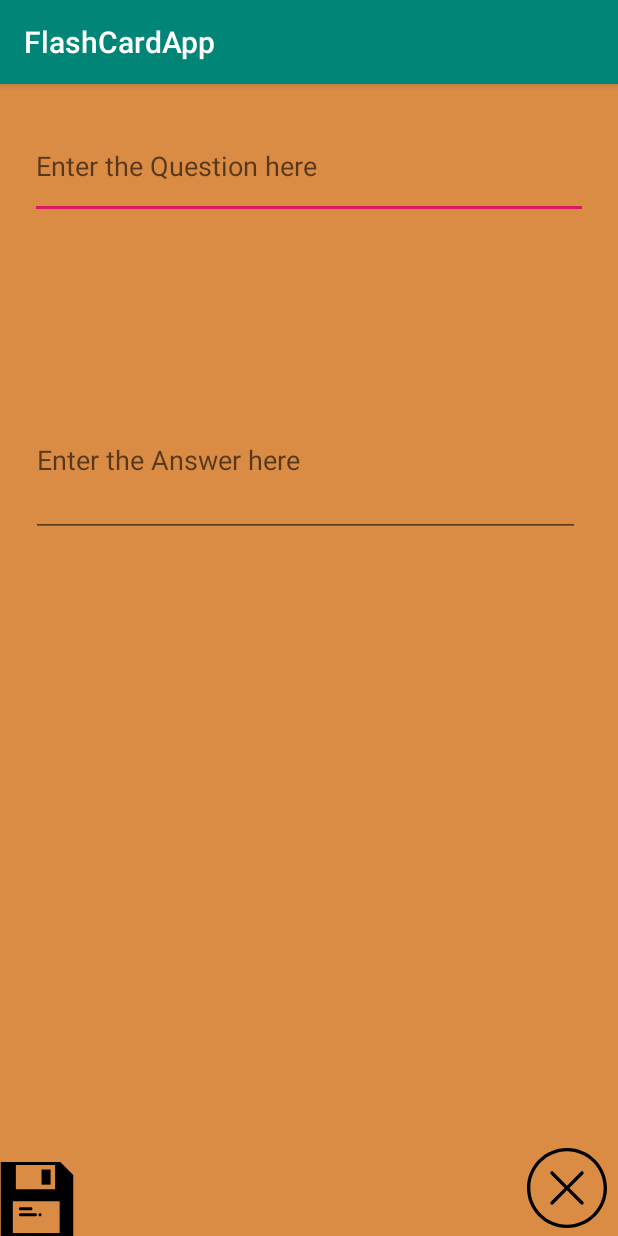
After one commit to AlynMing/FlashCardApp-2, an Android app: the AddCardActivity screen opened directly, with no data from a screen before it, on a phone screen of 412 x 824 dp. The commit adds this screen. Run offline under Robolectric (Android 15) with nearby library versions, the phone set to English and light mode, and no system bars.

Commit message:
added AddCardActivity and related files

```diff
--- a/app/src/main/AndroidManifest.xml
+++ b/app/src/main/AndroidManifest.xml
@@ -9,6 +9,7 @@
         android:roundIcon="@mipmap/ic_launcher_round"
         android:supportsRtl="true"
         android:theme="@style/AppTheme">
+        <activity android:name=".AddCardActivity"></activity>
         <activity android:name=".MainActivity">
             <intent-filter>
                 <action android:name="android.intent.action.MAIN" />
--- /dev/null
+++ b/app/src/main/java/com/example/flashcardapp/AddCardActivity.java
@@ -0,0 +1,38 @@
+package com.example.flashcardapp;
+
+import androidx.appcompat.app.AppCompatActivity;
+
+import android.content.Intent;
+import android.os.Bundle;
+import android.view.View;
+import android.widget.EditText;
+
+public class AddCardActivity extends AppCompatActivity {
+
+    @Override
+    protected void onCreate(Bundle savedInstanceState) {
+        super.onCreate(savedInstanceState);
+        setContentView(R.layout.activity_add_card);
+
+        findViewById(R.id.cancel_activity).setOnClickListener(new View.OnClickListener() {
+            @Override
+            public void onClick(View v) {
+                finish();
+            }
+        });
+
+        findViewById(R.id.save_new_card).setOnClickListener(new View.OnClickListener() {
+            @Override
+            public void onClick(View v) {
+                String question = ((EditText) findViewById(R.id.question)).getText().toString();
+                String answer = ((EditText) findViewById(R.id.answer)).getText().toString();
+
+                Intent getNew = new Intent();
+                getNew.putExtra("question", question);
+                getNew.putExtra("answer", answer);
+                setResult(RESULT_OK, getNew);
+                finish();
+            }
+        });
+    }
+}
--- /dev/null
+++ b/app/src/main/res/drawable/ic_cancel_icon.xml
@@ -0,0 +1,12 @@
+<vector xmlns:android="http://schemas.android.com/apk/res/android"
+    android:width="512dp"
+    android:height="512dp"
+    android:viewportWidth="512"
+    android:viewportHeight="512">
+  <path
+      android:fillColor="#FF000000"
+      android:pathData="M256,0C114.844,0 0,114.844 0,256s114.844,256 256,256s256,-114.844 256,-256S397.156,0 256,0zM256,490.667C126.604,490.667 21.333,385.396 21.333,256S126.604,21.333 256,21.333S490.667,126.604 490.667,256S385.396,490.667 256,490.667z"/>
+  <path
+      android:fillColor="#FF000000"
+      android:pathData="M359.542,152.458c-4.167,-4.167 -10.917,-4.167 -15.083,0L256,240.917l-88.458,-88.458c-4.167,-4.167 -10.917,-4.167 -15.083,0c-4.167,4.167 -4.167,10.917 0,15.083L240.917,256l-88.458,88.458c-4.167,4.167 -4.167,10.917 0,15.083c2.083,2.083 4.813,3.125 7.542,3.125s5.458,-1.042 7.542,-3.125L256,271.083l88.458,88.458c2.083,2.083 4.813,3.125 7.542,3.125c2.729,0 5.458,-1.042 7.542,-3.125c4.167,-4.167 4.167,-10.917 0,-15.083L271.083,256l88.458,-88.458C363.708,163.375 363.708,156.625 359.542,152.458z"/>
+</vector>
--- /dev/null
+++ b/app/src/main/res/drawable/ic_save_icon.xml
@@ -0,0 +1,21 @@
+<vector xmlns:android="http://schemas.android.com/apk/res/android"
+    android:width="49dp"
+    android:height="49dp"
+    android:viewportWidth="49"
+    android:viewportHeight="49">
+  <path
+      android:fillColor="#FF000000"
+      android:pathData="M27.5,5h6v10h-6z"/>
+  <path
+      android:fillColor="#FF000000"
+      android:pathData="M39.914,0H0.5v49h48V8.586L39.914,0zM10.5,2h26v16h-26V2zM39.5,47h-31V26h31V47z"/>
+  <path
+      android:fillColor="#FF000000"
+      android:pathData="M13.5,32h7c0.553,0 1,-0.447 1,-1s-0.447,-1 -1,-1h-7c-0.553,0 -1,0.447 -1,1S12.947,32 13.5,32z"/>
+  <path
+      android:fillColor="#FF000000"
+      android:pathData="M13.5,36h10c0.553,0 1,-0.447 1,-1s-0.447,-1 -1,-1h-10c-0.553,0 -1,0.447 -1,1S12.947,36 13.5,36z"/>
+  <path
+      android:fillColor="#FF000000"
+      android:pathData="M26.5,36c0.27,0 0.52,-0.11 0.71,-0.29c0.18,-0.19 0.29,-0.45 0.29,-0.71s-0.11,-0.521 -0.29,-0.71c-0.37,-0.37 -1.04,-0.37 -1.41,0c-0.19,0.189 -0.3,0.439 -0.3,0.71c0,0.27 0.109,0.52 0.29,0.71C25.979,35.89 26.229,36 26.5,36z"/>
+</vector>
--- /dev/null
+++ b/app/src/main/res/layout/activity_add_card.xml
@@ -0,0 +1,50 @@
+<?xml version="1.0" encoding="utf-8"?>
+<RelativeLayout xmlns:android="http://schemas.android.com/apk/res/android"
+    xmlns:app="http://schemas.android.com/apk/res-auto"
+    xmlns:tools="http://schemas.android.com/tools"
+    android:layout_width="match_parent"
+    android:layout_height="match_parent"
+    android:background="@color/mybrown"
+    tools:context=".AddCardActivity">
+
+    <ImageView
+        android:id="@+id/cancel_activity"
+        android:layout_width="53dp"
+        android:layout_height="60dp"
+        android:layout_alignParentEnd="true"
+        android:layout_alignParentBottom="true"
+        android:layout_marginEnd="7dp"
+        android:layout_marginBottom="2dp"
+        android:src="@drawable/ic_cancel_icon" />
+
+    <EditText
+        android:id="@+id/question"
+        android:inputType="text"
+        android:layout_width="match_parent"
+        android:layout_height="70dp"
+        android:layout_margin="20dp"
+        android:hint="Enter the Question here"/>
+
+    <EditText
+        android:id="@+id/answer"
+        android:layout_width="366dp"
+        android:layout_height="86dp"
+        android:layout_below="@+id/question"
+        android:layout_alignParentEnd="true"
+        android:layout_alignParentBottom="true"
+        android:inputType="text"
+        android:layout_centerHorizontal="true"
+        android:layout_marginStart="20dp"
+        android:layout_marginTop="90dp"
+        android:layout_marginEnd="25dp"
+        android:layout_marginBottom="466dp"
+        android:hint="Enter the Answer here" />
+
+    <ImageView
+        android:id="@+id/save_new_card"
+        android:layout_width="wrap_content"
+        android:layout_height="wrap_content"
+        android:layout_alignParentStart="true"
+        android:layout_alignParentBottom="true"
+        android:src="@drawable/ic_save_icon" />
+</RelativeLayout>
```
Also changed, not shown: app/src/main/java/com/example/flashcardapp/MainActivity.java (+22 -0 lines), app/src/main/res/drawable/ic_add_icon.xml (added, +18 -0 lines), app/src/main/res/layout/activity_main.xml (+13 -0 lines).
